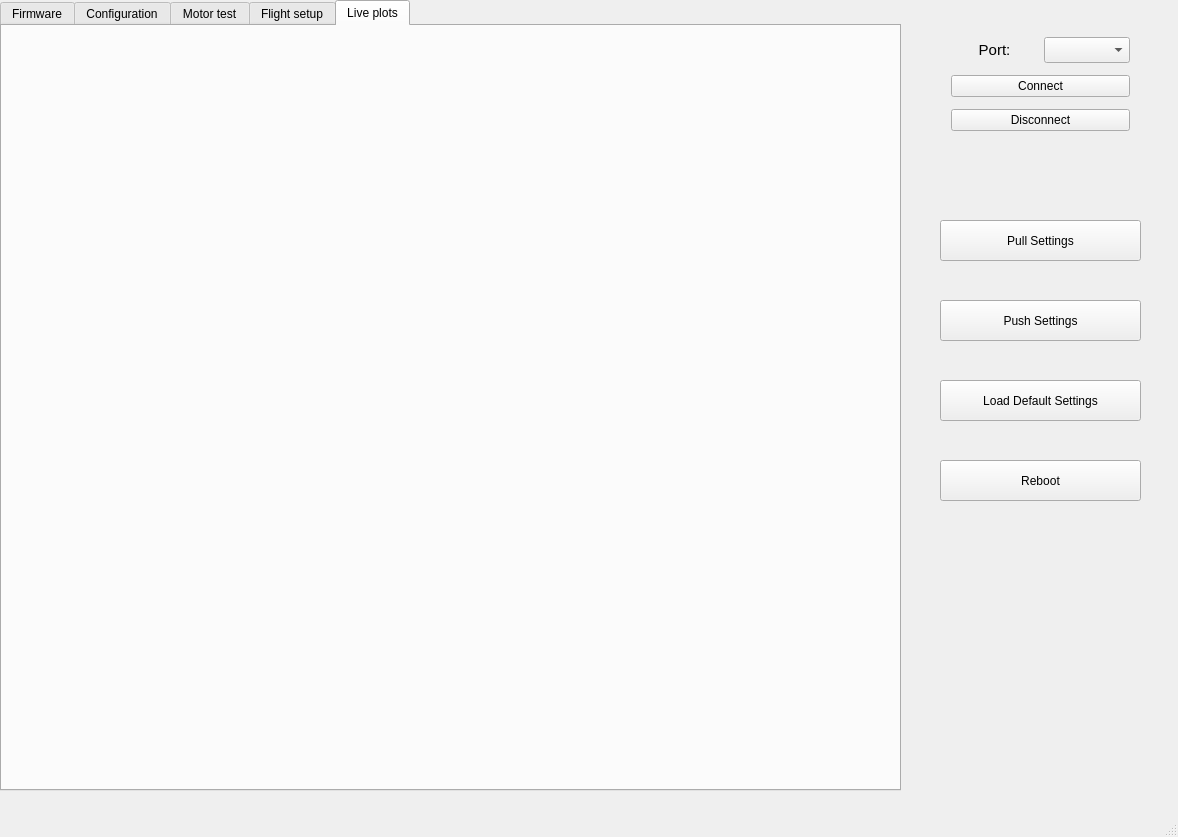
Before: the Qt Designer form mainwindow.ui in nichtgedacht/configurator101, drawn with Qt 5.
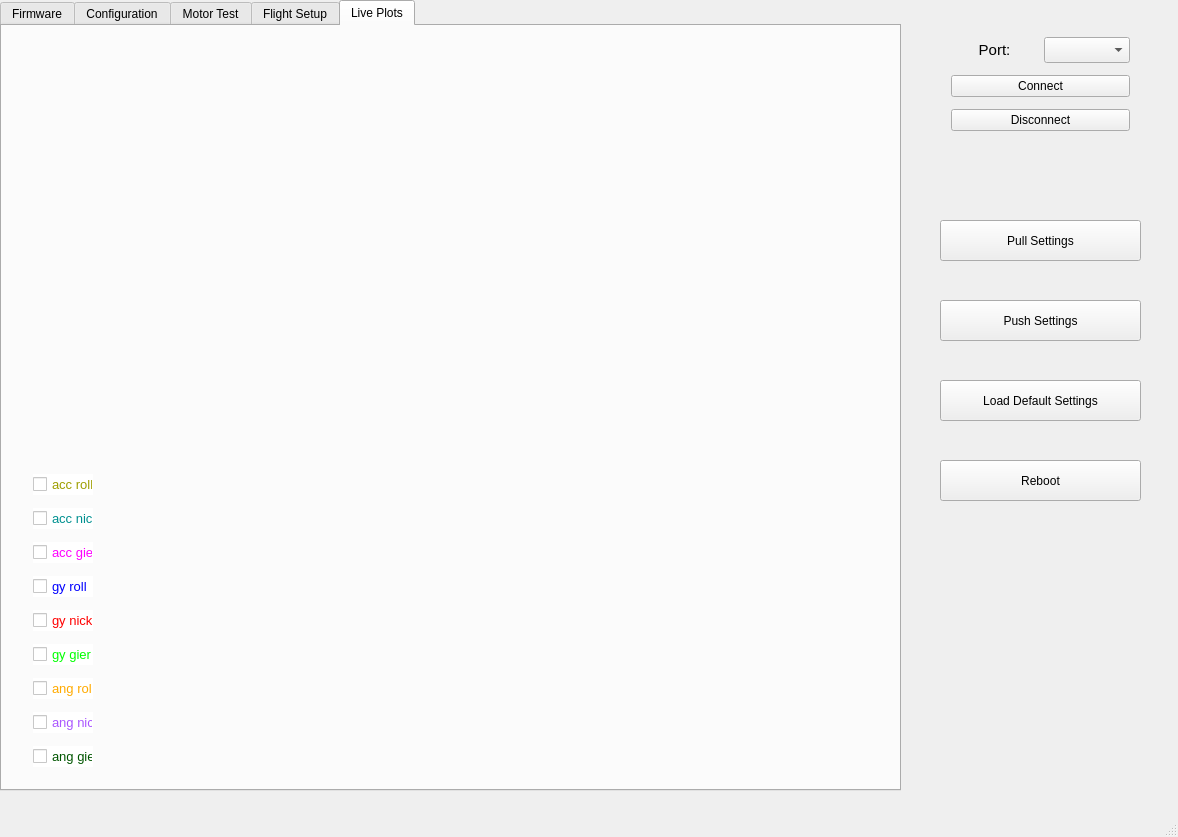
After: the same form once the commit is applied. The open tabs and pages were chosen to show the change. Custom widgets are drawn as their Qt base class.

Commit message: implemented live plots

The edit to the form file:
```diff
--- a/mainwindow.ui
+++ b/mainwindow.ui
@@ -32,6 +32,9 @@
       <height>791</height>
      </rect>
     </property>
+    <property name="styleSheet">
+     <string notr="true"/>
+    </property>
     <property name="currentIndex">
      <number>1</number>
     </property>
@@ -1356,7 +1359,7 @@
     </widget>
     <widget class="QWidget" name="tab_2">
      <attribute name="title">
-      <string>Motor test</string>
+      <string>Motor Test</string>
      </attribute>
      <widget class="QCheckBox" name="motors_enable_checkBox">
       <property name="geometry">
@@ -1722,7 +1725,7 @@
     </widget>
     <widget class="QWidget" name="flight_setup">
      <attribute name="title">
-      <string>Flight setup</string>
+      <string>Flight Setup</string>
      </attribute>
      <widget class="QWidget" name="layoutWidget">
       <property name="geometry">
@@ -2277,8 +2280,201 @@
     </widget>
     <widget class="QWidget" name="live_plots">
      <attribute name="title">
-      <string>Live plots</string>
+      <string>Live Plots</string>
      </attribute>
+     <widget class="QCustomPlot" name="qcustomplot_widget" native="true">
+      <property name="geometry">
+       <rect>
+        <x>110</x>
+        <y>430</y>
+        <width>781</width>
+        <height>331</height>
+       </rect>
+      </property>
+     </widget>
+     <widget class="QWidget" name="">
+      <property name="geometry">
+       <rect>
+        <x>20</x>
+        <y>430</y>
+        <width>82</width>
+        <height>331</height>
+       </rect>
+      </property>
+      <layout class="QVBoxLayout" name="verticalLayout_16">
+       <item>
+        <widget class="QCheckBox" name="acc_roll_checkBox">
+         <property name="font">
+          <font>
+           <pointsize>10</pointsize>
+          </font>
+         </property>
+         <property name="styleSheet">
+          <string notr="true">color: rgb(158, 158, 0);
+background-color: rgb(255, 255, 255);</string>
+         </property>
+         <property name="text">
+          <string>acc roll</string>
+         </property>
+         <attribute name="buttonGroup">
+          <string notr="true">live_check_buttonGroup</string>
+         </attribute>
+        </widget>
+       </item>
+       <item>
+        <widget class="QCheckBox" name="acc_nick_checkBox">
+         <property name="font">
+          <font>
+           <pointsize>10</pointsize>
+          </font>
+         </property>
+         <property name="styleSheet">
+          <string notr="true">color: rgb(0, 144, 144);
+background-color: rgb(255, 255, 255);</string>
+         </property>
+         <property name="text">
+          <string>acc nick</string>
+         </property>
+         <attribute name="buttonGroup">
+          <string notr="true">live_check_buttonGroup</string>
+         </attribute>
+        </widget>
+       </item>
+       <item>
+        <widget class="QCheckBox" name="acc_gier_checkBox">
+         <property name="font">
+          <font>
+           <pointsize>10</pointsize>
+          </font>
+         </property>
+         <property name="styleSheet">
+          <string notr="true">color: rgb(255, 0, 255);
+background-color: rgb(255, 255, 255);</string>
+         </property>
+         <property name="text">
+          <string>acc gier</string>
+         </property>
+         <attribute name="buttonGroup">
+          <string notr="true">live_check_buttonGroup</string>
+         </attribute>
+        </widget>
+       </item>
+       <item>
+        <widget class="QCheckBox" name="gy_roll_checkBox">
+         <property name="font">
+          <font>
+           <pointsize>10</pointsize>
+          </font>
+         </property>
+         <property name="styleSheet">
+          <string notr="true">color: rgb(0, 0, 255);
+background-color: rgb(255, 255, 255);</string>
+         </property>
+         <property name="text">
+          <string>gy roll</string>
+         </property>
+         <attribute name="buttonGroup">
+          <string notr="true">live_check_buttonGroup</string>
+         </attribute>
+        </widget>
+       </item>
+       <item>
+        <widget class="QCheckBox" name="gy_nick_checkBox">
+         <property name="font">
+          <font>
+           <pointsize>10</pointsize>
+          </font>
+         </property>
+         <property name="styleSheet">
+          <string notr="true">color: rgb(255, 0, 0);
+background-color: rgb(255, 255, 255);</string>
+         </property>
+         <property name="text">
+          <string>gy nick</string>
+         </property>
+         <attribute name="buttonGroup">
+          <string notr="true">live_check_buttonGroup</string>
+         </attribute>
+        </widget>
+       </item>
+       <item>
+        <widget class="QCheckBox" name="gy_gier_checkBox">
+         <property name="font">
+          <font>
+           <pointsize>10</pointsize>
+          </font>
+         </property>
+         <property name="styleSheet">
+          <string notr="true">color: rgb(0, 255, 0);
+background-color: rgb(255, 255, 255);</string>
+         </property>
+         <property name="text">
+          <string>gy gier</string>
+         </property>
+         <attribute name="buttonGroup">
+          <string notr="true">live_check_buttonGroup</string>
+         </attribute>
+        </widget>
+       </item>
+       <item>
+        <widget class="QCheckBox" name="ang_roll_checkBox">
+         <property name="font">
+          <font>
+           <pointsize>10</pointsize>
+          </font>
+         </property>
+         <property name="styleSheet">
+          <string notr="true">color: rgb(255, 170, 0);
+background-color: rgb(255, 255, 255);</string>
+         </property>
+         <property name="text">
+          <string>ang roll</string>
+         </property>
+         <attribute name="buttonGroup">
+          <string notr="true">live_check_buttonGroup</string>
+         </attribute>
+        </widget>
+       </item>
+       <item>
+        <widget class="QCheckBox" name="ang_nick_checkBox">
+         <property name="font">
+          <font>
+           <pointsize>10</pointsize>
+          </font>
+         </property>
+         <property name="styleSheet">
+          <string notr="true">color: rgb(170, 85, 255);
+background-color: rgb(255, 255, 255);</string>
+         </property>
+         <property name="text">
+          <string>ang nick</string>
+         </property>
+         <attribute name="buttonGroup">
+          <string notr="true">live_check_buttonGroup</string>
+         </attribute>
+        </widget>
+       </item>
+       <item>
+        <widget class="QCheckBox" name="ang_gier_checkBox">
+         <property name="font">
+          <font>
+           <pointsize>10</pointsize>
+          </font>
+         </property>
+         <property name="styleSheet">
+          <string notr="true">color: rgb(0, 85, 0);
+background-color: rgb(255, 255, 255);</string>
+         </property>
+         <property name="text">
+          <string>ang gier</string>
+         </property>
+         <attribute name="buttonGroup">
+          <string notr="true">live_check_buttonGroup</string>
+         </attribute>
+        </widget>
+       </item>
+      </layout>
+     </widget>
     </widget>
    </widget>
    <widget class="QWidget" name="layoutWidget">
@@ -2411,6 +2607,14 @@
   </widget>
  </widget>
  <layoutdefault spacing="6" margin="11"/>
+ <customwidgets>
+  <customwidget>
+   <class>QCustomPlot</class>
+   <extends>QWidget</extends>
+   <header location="global">qcustomplot.h</header>
+   <container>1</container>
+  </customwidget>
+ </customwidgets>
  <resources/>
  <connections/>
  <buttongroups>
```
Left out of the diff: 35 changed lines with no effect on the pictures. The commit also changes 5 other files.
